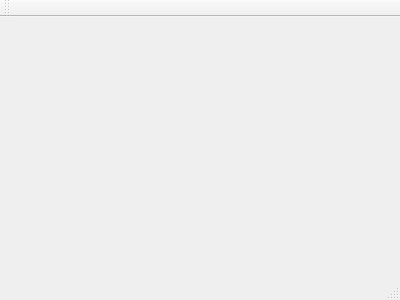
This is mainwindow.ui in DixABA/ChaoticaHelper as Qt 5 draws it before an edit. The edited form follows.
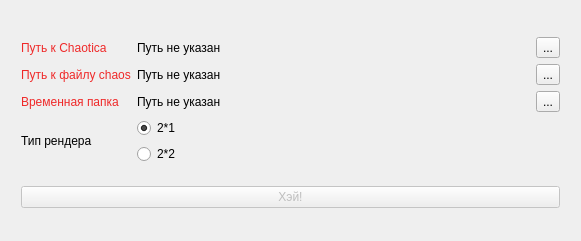
This is the edited form.

Commit message: Добавлен пользовательский интерфейс Добавлено указание настроек работы

What changed in the file:
```diff
--- a/mainwindow.ui
+++ b/mainwindow.ui
@@ -1,24 +1,210 @@
 <ui version="4.0">
  <class>MainWindow</class>
- <widget class="QMainWindow" name="MainWindow" >
-  <property name="geometry" >
+ <widget class="QMainWindow" name="MainWindow">
+  <property name="geometry">
    <rect>
     <x>0</x>
     <y>0</y>
-    <width>400</width>
-    <height>300</height>
+    <width>581</width>
+    <height>241</height>
    </rect>
   </property>
-  <property name="windowTitle" >
-   <string>MainWindow</string>
+  <property name="minimumSize">
+   <size>
+    <width>581</width>
+    <height>241</height>
+   </size>
   </property>
-  <widget class="QMenuBar" name="menuBar" />
-  <widget class="QToolBar" name="mainToolBar" />
-  <widget class="QWidget" name="centralWidget" />
-  <widget class="QStatusBar" name="statusBar" />
+  <property name="maximumSize">
+   <size>
+    <width>581</width>
+    <height>241</height>
+   </size>
+  </property>
+  <property name="windowTitle">
+   <string>Chaotica Helper</string>
+  </property>
+  <widget class="QWidget" name="centralWidget">
+   <widget class="QWidget" name="verticalLayoutWidget_2">
+    <property name="geometry">
+     <rect>
+      <x>10</x>
+      <y>10</y>
+      <width>561</width>
+      <height>226</height>
+     </rect>
+    </property>
+    <layout class="QVBoxLayout" name="verticalLayout_2">
+     <item>
+      <layout class="QGridLayout" name="gridLayout">
+       <item row="5" column="1">
+        <layout class="QVBoxLayout" name="verticalLayout">
+         <item>
+          <widget class="QRadioButton" name="RenderType21">
+           <property name="text">
+            <string>2*1</string>
+           </property>
+           <property name="checked">
+            <bool>true</bool>
+           </property>
+          </widget>
+         </item>
+         <item>
+          <widget class="QRadioButton" name="RenderType22">
+           <property name="text">
+            <string>2*2</string>
+           </property>
+          </widget>
+         </item>
+        </layout>
+       </item>
+       <item row="5" column="0">
+        <widget class="QLabel" name="RenderTypeLabel">
+         <property name="sizePolicy">
+          <sizepolicy hsizetype="Maximum" vsizetype="Preferred">
+           <horstretch>0</horstretch>
+           <verstretch>0</verstretch>
+          </sizepolicy>
+         </property>
+         <property name="text">
+          <string>Тип рендера</string>
+         </property>
+        </widget>
+       </item>
+       <item row="3" column="1">
+        <widget class="QLabel" name="TempPath">
+         <property name="sizePolicy">
+          <sizepolicy hsizetype="Minimum" vsizetype="Preferred">
+           <horstretch>0</horstretch>
+           <verstretch>0</verstretch>
+          </sizepolicy>
+         </property>
+         <property name="text">
+          <string>Путь не указан</string>
+         </property>
+         <property name="wordWrap">
+          <bool>true</bool>
+         </property>
+        </widget>
+       </item>
+       <item row="2" column="2">
+        <widget class="QToolButton" name="ChaosPathSetButton">
+         <property name="text">
+          <string>...</string>
+         </property>
+        </widget>
+       </item>
+       <item row="2" column="1">
+        <widget class="QLabel" name="ChaosPath">
+         <property name="sizePolicy">
+          <sizepolicy hsizetype="Minimum" vsizetype="Preferred">
+           <horstretch>0</horstretch>
+           <verstretch>0</verstretch>
+          </sizepolicy>
+         </property>
+         <property name="text">
+          <string>Путь не указан</string>
+         </property>
+         <property name="wordWrap">
+          <bool>true</bool>
+         </property>
+        </widget>
+       </item>
+       <item row="3" column="0">
+        <widget class="QLabel" name="TempPathLabel">
+         <property name="sizePolicy">
+          <sizepolicy hsizetype="Minimum" vsizetype="Preferred">
+           <horstretch>0</horstretch>
+           <verstretch>0</verstretch>
+          </sizepolicy>
+         </property>
+         <property name="styleSheet">
+          <string notr="true">color: rgb(239, 41, 41);</string>
+         </property>
+         <property name="text">
+          <string>Временная папка</string>
+         </property>
+        </widget>
+       </item>
+       <item row="3" column="2">
+        <widget class="QToolButton" name="TempPathSetButton">
+         <property name="text">
+          <string>...</string>
+         </property>
+        </widget>
+       </item>
+       <item row="2" column="0">
+        <widget class="QLabel" name="ChaosPathLabel">
+         <property name="sizePolicy">
+          <sizepolicy hsizetype="Maximum" vsizetype="Preferred">
+           <horstretch>0</horstretch>
+           <verstretch>0</verstretch>
+          </sizepolicy>
+         </property>
+         <property name="styleSheet">
+          <string notr="true">color: rgb(239, 41, 41);</string>
+         </property>
+         <property name="text">
+          <string>Путь к файлу chaos</string>
+         </property>
+        </widget>
+       </item>
+       <item row="1" column="0">
+        <widget class="QLabel" name="ChaoticaPathLabel">
+         <property name="sizePolicy">
+          <sizepolicy hsizetype="Maximum" vsizetype="Preferred">
+           <horstretch>0</horstretch>
+           <verstretch>0</verstretch>
+          </sizepolicy>
+         </property>
+         <property name="styleSheet">
+          <string notr="true">color: rgb(239, 41, 41);</string>
+         </property>
+         <property name="text">
+          <string>Путь к Chaotica</string>
+         </property>
+        </widget>
+       </item>
+       <item row="1" column="1">
+        <widget class="QLabel" name="ChaoticaPath">
+         <property name="sizePolicy">
+          <sizepolicy hsizetype="Minimum" vsizetype="Preferred">
+           <horstretch>0</horstretch>
+           <verstretch>0</verstretch>
+          </sizepolicy>
+         </property>
+         <property name="text">
+          <string>Путь не указан</string>
+         </property>
+         <property name="wordWrap">
+          <bool>true</bool>
+         </property>
+        </widget>
+       </item>
+       <item row="1" column="2">
+        <widget class="QToolButton" name="ChaoticaPathSetButton">
+         <property name="text">
+          <string>...</string>
+         </property>
+        </widget>
+       </item>
+      </layout>
+     </item>
+     <item>
+      <widget class="QPushButton" name="ProcessButton">
+       <property name="enabled">
+        <bool>false</bool>
+       </property>
+       <property name="text">
+        <string>Хэй!</string>
+       </property>
+      </widget>
+     </item>
+    </layout>
+   </widget>
+  </widget>
  </widget>
- <layoutDefault spacing="6" margin="11" />
- <pixmapfunction></pixmapfunction>
+ <layoutdefault spacing="6" margin="11"/>
  <resources/>
  <connections/>
 </ui>
```
Left out of the diff: 1 changed line with no effect on the pictures. The commit also changes 2 other files.
